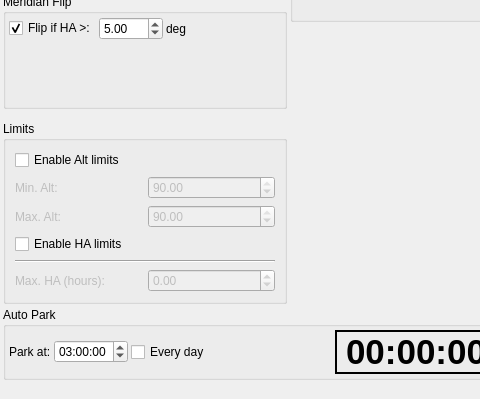
Above: kstars/ekos/mount/mount.ui from KDE/kstars before the change; both pictures show x 0 to 480 and y 179 to 578 of the 822 by 578 pixel window. Below: the same form after it.
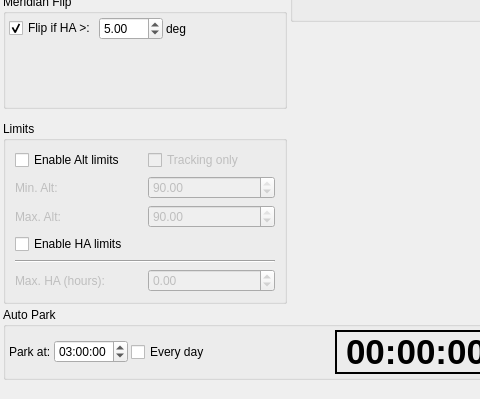
That is the form after the change. Icons and pictures are not drawn. Custom widgets are drawn as their Qt base class.

Commit message:
Flag introduced restricting altitude limits to tracking
Some mounts (like the Avalons) have the tendency to pass altitudes below 0 even if the target is 0 or greater. This leads to the situation that altitude limits for such mounts are too restrictive.

For such situations, a new flag "Tracking only" is introduced for the altitude limits. If the flag is set (which is **not** the default), the altitude limits are only used if the mount is in a tracking state. While slewing or parking, the limits are ignored.

Patch:
```diff
--- a/kstars/ekos/mount/mount.ui
+++ b/kstars/ekos/mount/mount.ui
@@ -261,16 +261,6 @@
             </property>
            </widget>
           </item>
-          <item row="0" column="0" colspan="2">
-           <widget class="QCheckBox" name="enableAltitudeLimits">
-            <property name="toolTip">
-             <string>&lt;html&gt;&lt;head/&gt;&lt;body&gt;&lt;p&gt;Enable or Disable the mount travel range limits. Once enabled, Ekos monitors the mount's altitude while slewing or tracking. If the mount slews/tracks below or above the limits, it shall be commanded to stop and tracking will be turned off.&lt;/p&gt;&lt;/body&gt;&lt;/html&gt;</string>
-            </property>
-            <property name="text">
-             <string>Enable Alt limits</string>
-            </property>
-           </widget>
-          </item>
           <item row="5" column="1">
            <widget class="QDoubleSpinBox" name="maximumHaLimit">
             <property name="enabled">
@@ -342,6 +332,29 @@
             </property>
            </widget>
           </item>
+          <item row="0" column="0">
+           <widget class="QCheckBox" name="enableAltitudeLimits">
+            <property name="toolTip">
+             <string>&lt;html&gt;&lt;head/&gt;&lt;body&gt;&lt;p&gt;Enable or Disable the mount travel range limits. Once enabled, Ekos monitors the mount's altitude while slewing or tracking. If the mount slews/tracks below or above the limits, it shall be commanded to stop and tracking will be turned off.&lt;/p&gt;&lt;/body&gt;&lt;/html&gt;</string>
+            </property>
+            <property name="text">
+             <string>Enable Alt limits</string>
+            </property>
+           </widget>
+          </item>
+          <item row="0" column="1">
+           <widget class="QCheckBox" name="enableAltitudeLimitsTrackingOnly">
+            <property name="enabled">
+             <bool>false</bool>
+            </property>
+            <property name="toolTip">
+             <string>&lt;html&gt;&lt;head/&gt;&lt;body&gt;&lt;p&gt;Use altitude limits only while the mount tracking. This is necessary for some mounts that intentionally pass this limit, e.g. for parking.&lt;/p&gt;&lt;p&gt;&lt;span style=&quot; font-weight:600;&quot;&gt;WARNING&lt;/span&gt;: leave unchecked if unsure, use only if you know what you are doing.&lt;/p&gt;&lt;/body&gt;&lt;/html&gt;</string>
+            </property>
+            <property name="text">
+             <string>Tracking only</string>
+            </property>
+           </widget>
+          </item>
          </layout>
         </widget>
        </item>
```
The commit also changes 4 other files.
